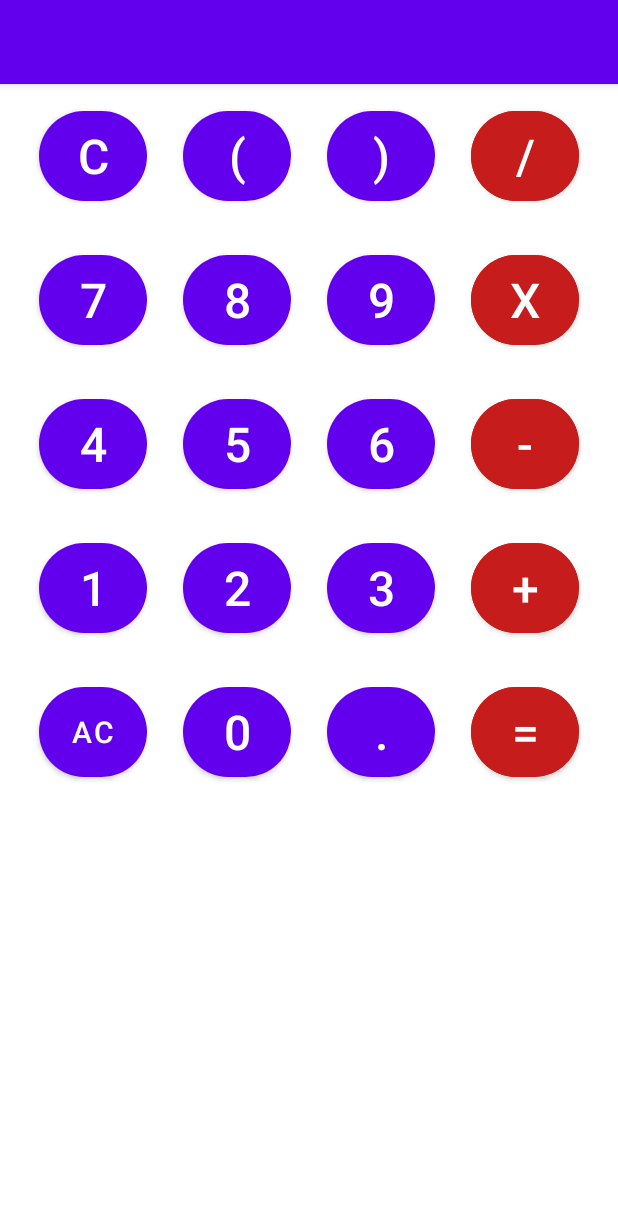
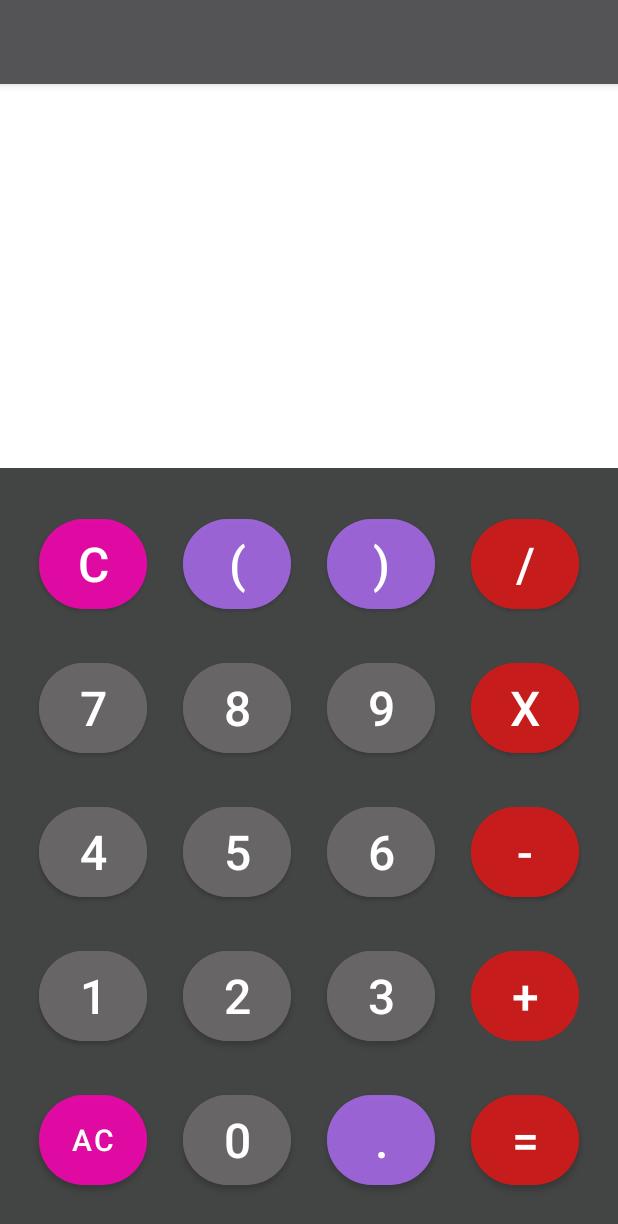
Before and after one commit to JakubTOL/Kalkulator, an Android app: the screen it shows after launch (MainActivity), on a phone screen of 412 x 824 dp. Shown: the top 1224 px of the screen. Run offline under Robolectric (Android 15) with nearby library versions, the phone set to English and light mode, and no system bars.

Commit message:
Initial design

```diff
--- a/app/src/main/res/layout/activity_main.xml
+++ b/app/src/main/res/layout/activity_main.xml
@@ -5,11 +5,14 @@
     android:layout_width="match_parent"
     android:layout_height="match_parent"
     tools:context=".MainActivity">
-
+<!--        Main window layout-->
     <LinearLayout
         android:layout_width="match_parent"
         android:layout_height="wrap_content"
         android:orientation="vertical"
+        android:layout_alignParentBottom="true"
+        android:background="#CB141515"
+        android:paddingVertical="16dp"
         android:id="@+id/buttons_layout">
 <!--        first row buttons-->
         <LinearLayout
@@ -25,6 +28,7 @@
                 style="@style/ShapeAppearanceOverlay.Material3.FloatingActionButton"
                 android:textSize="32dp"
                 android:textColor="@color/white"
+                android:backgroundTint="#BAEC08AB"
                 android:layout_margin="12dp"
                 android:id="@+id/button_c"
                 android:text="C"
@@ -36,6 +40,7 @@
                 style="@style/ShapeAppearanceOverlay.Material3.FloatingActionButton"
                 android:textSize="32dp"
                 android:textColor="@color/white"
+                android:backgroundTint="#A8A869E8"
                 android:layout_margin="12dp"
                 android:id="@+id/button_open_bracket"
                 android:text="("
@@ -47,6 +52,7 @@
                 style="@style/ShapeAppearanceOverlay.Material3.FloatingActionButton"
                 android:textSize="32dp"
                 android:textColor="@color/white"
+                android:backgroundTint="#A8A869E8"
                 android:layout_margin="12dp"
                 android:id="@+id/button_close_bracket"
                 android:text=")"
@@ -79,6 +85,7 @@
                 style="@style/ShapeAppearanceOverlay.Material3.FloatingActionButton"
                 android:textSize="32dp"
                 android:textColor="@color/white"
+                android:backgroundTint="#676565"
                 android:layout_margin="12dp"
                 android:id="@+id/button_7"
                 android:text="7"
@@ -89,6 +96,7 @@
                 app:cornerRadius="36dp"
                 style="@style/ShapeAppearanceOverlay.Material3.FloatingActionButton"
                 android:textSize="32dp"
+                android:backgroundTint="#676565"
                 android:textColor="@color/white"
                 android:layout_margin="12dp"
                 android:id="@+id/button_8"
@@ -101,6 +109,7 @@
                 style="@style/ShapeAppearanceOverlay.Material3.FloatingActionButton"
                 android:textSize="32dp"
                 android:textColor="@color/white"
+                android:backgroundTint="#676565"
                 android:layout_margin="12dp"
                 android:id="@+id/button_9"
                 android:text="9"
@@ -133,6 +142,7 @@
                 style="@style/ShapeAppearanceOverlay.Material3.FloatingActionButton"
                 android:textSize="32dp"
                 android:textColor="@color/white"
+                android:backgroundTint="#676565"
                 android:layout_margin="12dp"
                 android:id="@+id/button_4"
                 android:text="4"
@@ -144,6 +154,7 @@
                 style="@style/ShapeAppearanceOverlay.Material3.FloatingActionButton"
                 android:textSize="32dp"
                 android:textColor="@color/white"
+                android:backgroundTint="#676565"
                 android:layout_margin="12dp"
                 android:id="@+id/button_5"
                 android:text="5"
@@ -155,6 +166,7 @@
                 style="@style/ShapeAppearanceOverlay.Material3.FloatingActionButton"
                 android:textSize="32dp"
                 android:textColor="@color/white"
+                android:backgroundTint="#676565"
                 android:layout_margin="12dp"
                 android:id="@+id/button_6"
                 android:text="6"
@@ -187,6 +199,7 @@
                 style="@style/ShapeAppearanceOverlay.Material3.FloatingActionButton"
                 android:textSize="32dp"
                 android:textColor="@color/white"
+                android:backgroundTint="#676565"
                 android:layout_margin="12dp"
                 android:id="@+id/button_1"
                 android:text="1"
@@ -198,6 +211,7 @@
                 style="@style/ShapeAppearanceOverlay.Material3.FloatingActionButton"
                 android:textSize="32dp"
                 android:textColor="@color/white"
+                android:backgroundTint="#676565"
                 android:layout_margin="12dp"
                 android:id="@+id/button_2"
                 android:text="2"
@@ -209,6 +223,7 @@
                 style="@style/ShapeAppearanceOverlay.Material3.FloatingActionButton"
                 android:textSize="32dp"
                 android:textColor="@color/white"
+                android:backgroundTint="#676565"
                 android:layout_margin="12dp"
                 android:id="@+id/button_3"
                 android:text="3"
@@ -241,6 +256,7 @@
                 style="@style/ShapeAppearanceOverlay.Material3.FloatingActionButton"
                 android:textSize="20dp"
                 android:textColor="@color/white"
+                android:backgroundTint="#BAEC08AB"
                 android:layout_margin="12dp"
                 android:id="@+id/button_clear"
                 android:text="AC"
@@ -252,6 +268,7 @@
                 style="@style/ShapeAppearanceOverlay.Material3.FloatingActionButton"
                 android:textSize="32dp"
                 android:textColor="@color/white"
+                android:backgroundTint="#676565"
                 android:layout_margin="12dp"
                 android:id="@+id/button_0"
                 android:text="0"
@@ -263,6 +280,7 @@
                 style="@style/ShapeAppearanceOverlay.Material3.FloatingActionButton"
                 android:textSize="32dp"
                 android:textColor="@color/white"
+                android:backgroundTint="#A8A869E8"
                 android:layout_margin="12dp"
                 android:id="@+id/button_point"
                 android:text="."
@@ -281,6 +299,10 @@
                 />
 
         </LinearLayout>
+
+
+
+
     </LinearLayout>
 
 
--- a/app/src/main/res/values-night/themes.xml
+++ b/app/src/main/res/values-night/themes.xml
@@ -2,8 +2,8 @@
     <!-- Base application theme. -->
     <style name="Theme.Kalkulator" parent="Theme.MaterialComponents.DayNight.DarkActionBar">
         <!-- Primary brand color. -->
-        <item name="colorPrimary">@color/purple_200</item>
-        <item name="colorPrimaryVariant">@color/purple_700</item>
+        <item name="colorPrimary">#545355</item>
+        <item name="colorPrimaryVariant">#919093</item>
         <item name="colorOnPrimary">@color/black</item>
         <!-- Secondary brand color. -->
         <item name="colorSecondary">@color/teal_200</item>
--- a/app/src/main/res/values/themes.xml
+++ b/app/src/main/res/values/themes.xml
@@ -2,8 +2,8 @@
     <!-- Base application theme. -->
     <style name="Theme.Kalkulator" parent="Theme.MaterialComponents.DayNight.DarkActionBar">
         <!-- Primary brand color. -->
-        <item name="colorPrimary">@color/purple_500</item>
-        <item name="colorPrimaryVariant">@color/purple_700</item>
+        <item name="colorPrimary">#545355</item>
+        <item name="colorPrimaryVariant">#919093</item>
         <item name="colorOnPrimary">@color/white</item>
         <!-- Secondary brand color. -->
         <item name="colorSecondary">@color/teal_200</item>
```
